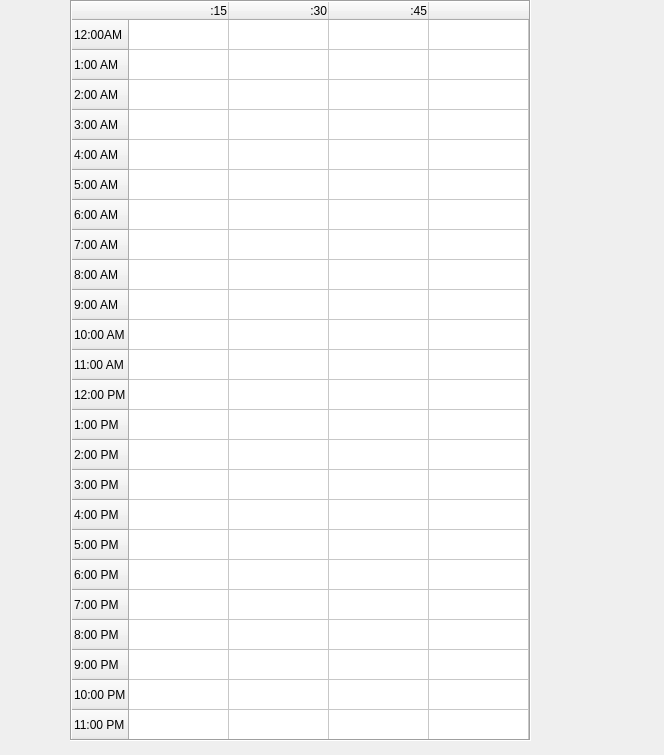
The window that Calendar/dayview.ui (oscarl1127/CSUSM_CS441_Project) describes before a commit, drawn with Qt 5.
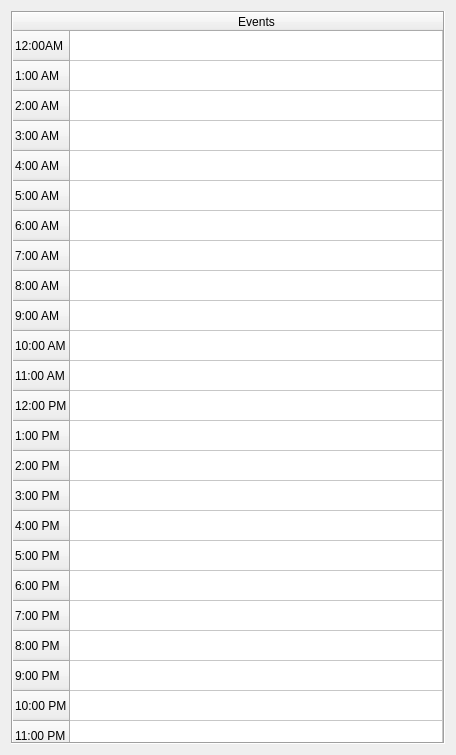
The same window after the commit.

Commit message: adding events in time slots, with color coded events

Diff of the .ui file:
```diff
--- a/Calendar/dayview.ui
+++ b/Calendar/dayview.ui
@@ -6,22 +6,16 @@
    <rect>
     <x>0</x>
     <y>0</y>
-    <width>664</width>
+    <width>456</width>
     <height>755</height>
    </rect>
   </property>
   <property name="windowTitle">
    <string>Dialog</string>
   </property>
-  <widget class="QTableWidget" name="tableWidget">
-   <property name="geometry">
-    <rect>
-     <x>70</x>
-     <y>0</y>
-     <width>461</width>
-     <height>741</height>
-    </rect>
-   </property>
+  <layout class="QHBoxLayout" name="horizontalLayout">
+   <item>
+    <widget class="QTableWidget" name="TimeTable">
    <property name="frameShape">
     <enum>QFrame::Box</enum>
    </property>
@@ -50,13 +44,19 @@
     <number>24</number>
    </property>
    <property name="columnCount">
-    <number>4</number>
+      <number>1</number>
    </property>
    <attribute name="horizontalHeaderVisible">
     <bool>true</bool>
    </attribute>
    <attribute name="horizontalHeaderCascadingSectionResizes">
-    <bool>false</bool>
+      <bool>true</bool>
+     </attribute>
+     <attribute name="horizontalHeaderStretchLastSection">
+      <bool>true</bool>
+     </attribute>
+     <attribute name="verticalHeaderVisible">
+      <bool>true</bool>
    </attribute>
    <row>
     <property name="text">
@@ -180,34 +180,12 @@
    </row>
    <column>
     <property name="text">
-     <string>:15</string>
-    </property>
-    <property name="textAlignment">
-     <set>AlignTrailing|AlignVCenter</set>
-    </property>
-   </column>
-   <column>
-    <property name="text">
-     <string>:30</string>
-    </property>
-    <property name="textAlignment">
-     <set>AlignTrailing|AlignVCenter</set>
-    </property>
-   </column>
-   <column>
-    <property name="text">
-     <string>:45</string>
-    </property>
-    <property name="textAlignment">
-     <set>AlignTrailing|AlignVCenter</set>
-    </property>
-   </column>
-   <column>
-    <property name="text">
-     <string> </string>
+       <string>Events</string>
     </property>
    </column>
   </widget>
+   </item>
+  </layout>
  </widget>
  <resources/>
  <connections/>
```
Lines whose indentation alone changed are shown as unchanged. The commit also changes 10 other files.
